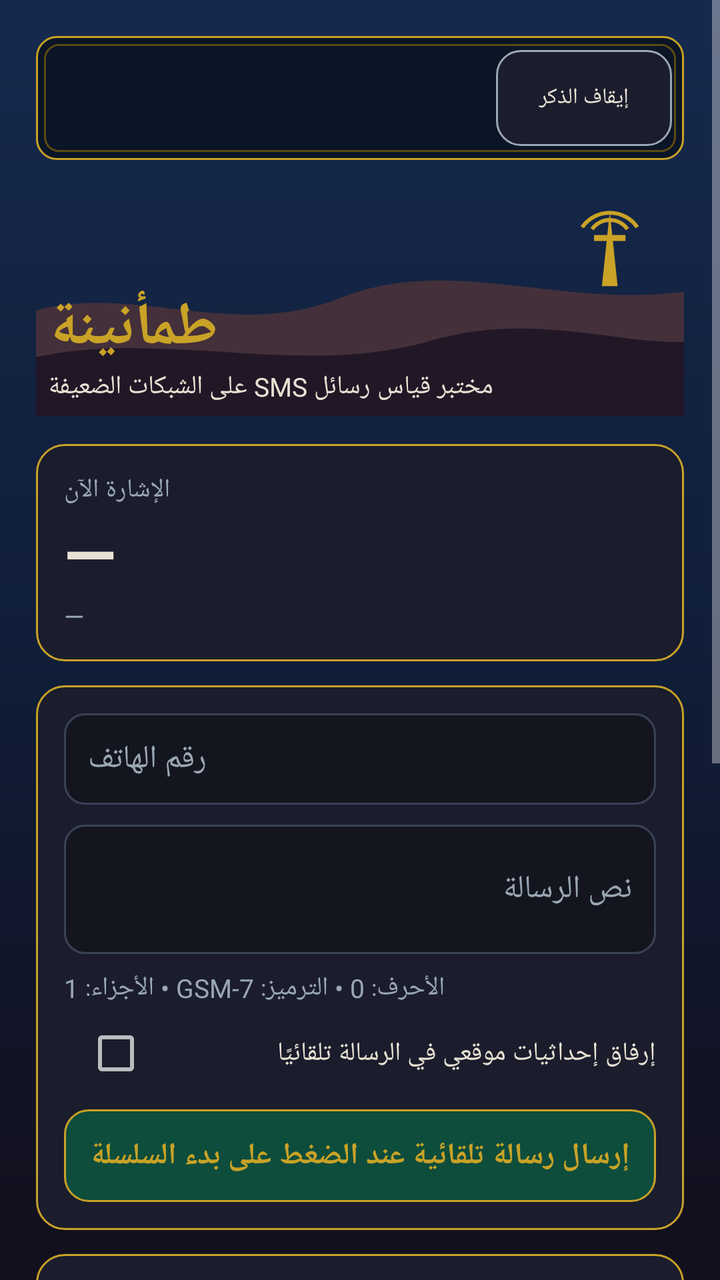
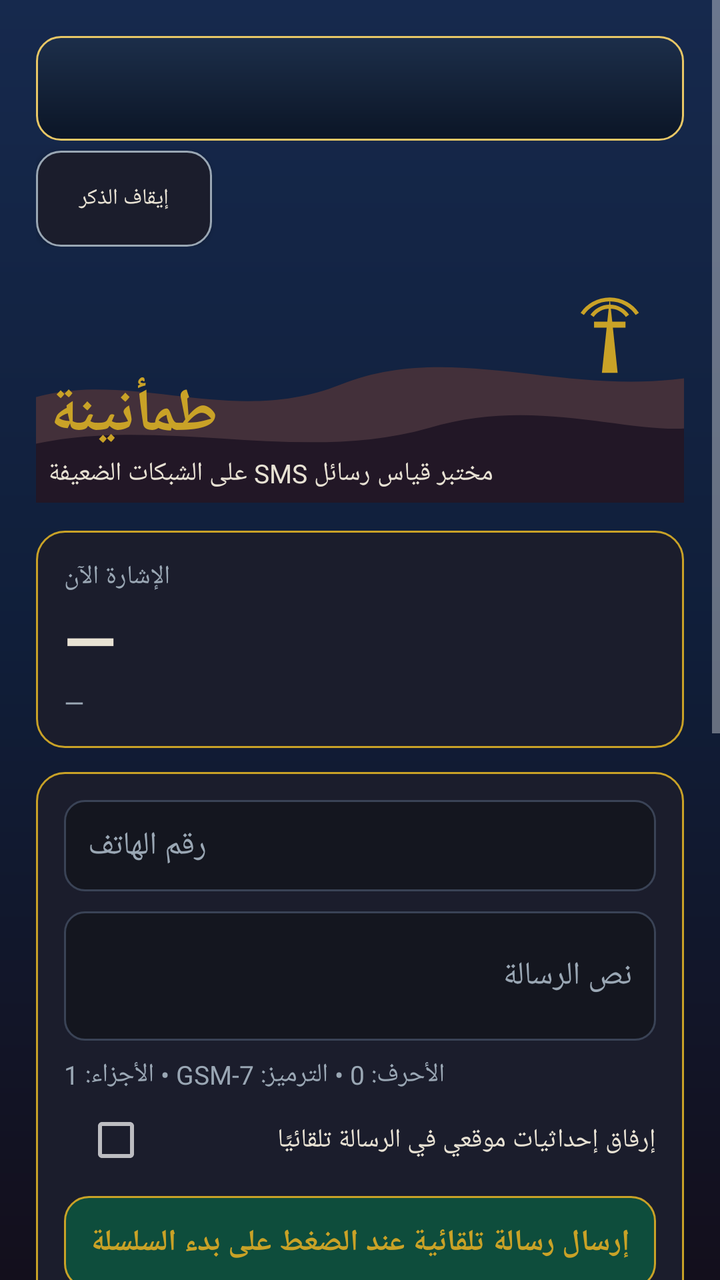

Compare the two renders of this Android layout. The source of the first and the diff that turns it into the second are given below.
<!-- AndroidManifest.xml: application theme AppTheme -->
<!-- res/layout/activity_main.xml -->
<?xml version="1.0" encoding="utf-8"?>
<ScrollView xmlns:android="http://schemas.android.com/apk/res/android"
    android:layout_width="match_parent"
    android:layout_height="match_parent"
    android:background="@drawable/bg_gradient"
    android:fillViewport="true">

    <LinearLayout
        android:layout_width="match_parent"
        android:layout_height="wrap_content"
        android:orientation="vertical"
        android:padding="18dp">

        <LinearLayout
            android:layout_width="match_parent"
            android:layout_height="wrap_content"
            android:layout_marginBottom="10dp"
            android:background="@drawable/dhikr_bar"
            android:gravity="center_vertical"
            android:orientation="horizontal"
            android:paddingStart="12dp"
            android:paddingTop="7dp"
            android:paddingEnd="6dp"
            android:paddingBottom="7dp">

            <TextView
                android:id="@+id/dhikrText"
                android:layout_width="0dp"
                android:layout_height="wrap_content"
                android:layout_weight="1"
                android:alpha="0"
                android:gravity="center"
                android:shadowColor="#C9A227"
                android:shadowDx="0"
                android:shadowDy="0"
                android:shadowRadius="9"
                android:text=""
                android:textColor="@color/gold"
                android:textSize="19sp"
                android:textStyle="bold" />

            <Button
                android:id="@+id/dhikrToggle"
                android:layout_width="wrap_content"
                android:layout_height="wrap_content"
                android:background="@drawable/btn_ghost"
                android:text="إيقاف الذكر"
                android:textColor="@color/ink"
                android:textSize="11sp" />
        </LinearLayout>

        <FrameLayout
            android:layout_width="match_parent"
            android:layout_height="118dp">

            <ImageView
                android:layout_width="match_parent"
                android:layout_height="match_parent"
                android:src="@drawable/dunes"
                android:scaleType="centerCrop"
                android:contentDescription="@null" />

            <LinearLayout
                android:layout_width="match_parent"
                android:layout_height="wrap_content"
                android:layout_gravity="bottom|start"
                android:orientation="vertical"
                android:padding="6dp">

                <TextView
                    android:layout_width="wrap_content"
                    android:layout_height="wrap_content"
                    android:text="طمأنينة"
                    android:textColor="@color/gold"
                    android:textSize="30sp"
                    android:textStyle="bold" />

                <TextView
                    android:layout_width="wrap_content"
                    android:layout_height="wrap_content"
                    android:text="مختبر قياس رسائل SMS على الشبكات الضعيفة"
                    android:textColor="@color/ink"
                    android:textSize="13sp" />
            </LinearLayout>
        </FrameLayout>

        <LinearLayout
            android:layout_width="match_parent"
            android:layout_height="wrap_content"
            android:orientation="vertical"
            android:background="@drawable/panel"
            android:padding="14dp"
            android:layout_marginTop="14dp">

            <TextView
                android:layout_width="wrap_content"
                android:layout_height="wrap_content"
                android:text="الإشارة الآن"
                android:textColor="@color/muted"
                android:textSize="13sp" />

            <TextView
                android:id="@+id/signalDbm"
                android:layout_width="wrap_content"
                android:layout_height="wrap_content"
                android:text="—"
                android:textColor="@color/ink"
                android:textSize="34sp"
                android:textStyle="bold" />

            <TextView
                android:id="@+id/signalMeta"
                android:layout_width="wrap_content"
                android:layout_height="wrap_content"
                android:text="—"
                android:textColor="@color/muted"
                android:textSize="13sp" />
        </LinearLayout>

        <LinearLayout
            android:layout_width="match_parent"
            android:layout_height="wrap_content"
            android:orientation="vertical"
            android:background="@drawable/panel"
            android:padding="14dp"
            android:layout_marginTop="12dp">

            <EditText
                android:id="@+id/phoneInput"
                android:layout_width="match_parent"
                android:layout_height="wrap_content"
                android:background="@drawable/input_bg"
                android:padding="12dp"
                android:hint="رقم الهاتف"
                android:textColorHint="@color/muted"
                android:textColor="@color/ink"
                android:inputType="phone"
                android:textSize="16sp" />

            <EditText
                android:id="@+id/messageInput"
                android:layout_width="match_parent"
                android:layout_height="wrap_content"
                android:background="@drawable/input_bg"
                android:padding="12dp"
                android:layout_marginTop="10dp"
                android:hint="نص الرسالة"
                android:textColorHint="@color/muted"
                android:textColor="@color/ink"
                android:inputType="textMultiLine"
                android:minLines="2"
                android:textSize="16sp" />

            <TextView
                android:id="@+id/charInfo"
                android:layout_width="wrap_content"
                android:layout_height="wrap_content"
                android:layout_marginTop="8dp"
                android:text="الأحرف: 0 • الترميز: GSM-7 • الأجزاء: 1"
                android:textColor="@color/muted"
                android:textSize="13sp" />

            <LinearLayout
                android:layout_width="match_parent"
                android:layout_height="wrap_content"
                android:orientation="horizontal"
                android:layout_marginTop="8dp">

                <CheckBox
                    android:id="@+id/attachLocCheck"
                    android:layout_width="0dp"
                    android:layout_height="wrap_content"
                    android:layout_weight="1"
                    android:layout_marginStart="10dp"
                    android:text="إرفاق إحداثيات موقعي في الرسالة تلقائيًا"
                    android:textColor="@color/ink"
                    android:textSize="13sp" />
            </LinearLayout>

            <TextView
                android:id="@+id/sendBanner"
                android:layout_width="match_parent"
                android:layout_height="wrap_content"
                android:layout_marginTop="12dp"
                android:background="@drawable/banner_emerald"
                android:padding="13dp"
                android:gravity="center"
                android:text="إرسال رسالة تلقائية عند الضغط على بدء السلسلة"
                android:textColor="@color/gold"
                android:textSize="15sp"
                android:textStyle="bold" />
        </LinearLayout>

        <LinearLayout
            android:layout_width="match_parent"
            android:layout_height="wrap_content"
            android:orientation="vertical"
            android:background="@drawable/panel"
            android:padding="14dp"
            android:layout_marginTop="12dp">

            <TextView
                android:layout_width="wrap_content"
                android:layout_height="wrap_content"
                android:text="سلسلة اختبار متكرر (فاصل 15 ثانية بين المحاولات)"
                android:textColor="@color/ink"
                android:textSize="15sp" />

            <LinearLayout
                android:layout_width="match_parent"
                android:layout_height="wrap_content"
                android:orientation="horizontal"
                android:layout_marginTop="10dp">

                <EditText
                    android:id="@+id/seriesCount"
                    android:layout_width="86dp"
                    android:layout_height="wrap_content"
                    android:background="@drawable/input_bg"
                    android:padding="10dp"
                    android:text="10"
                    android:textColor="@color/ink"
                    android:inputType="number"
                    android:textSize="16sp" />

                <Button
                    android:id="@+id/seriesBtn"
                    android:layout_width="0dp"
                    android:layout_height="wrap_content"
                    android:layout_weight="1"
                    android:layout_marginStart="10dp"
                    android:background="@drawable/btn_ghost"
                    android:text="بدء السلسلة"
                    android:textColor="@color/gold"
                    android:textSize="15sp" />

                <Button
                    android:id="@+id/seriesStopBtn"
                    android:layout_width="wrap_content"
                    android:layout_height="wrap_content"
                    android:layout_marginStart="10dp"
                    android:background="@drawable/btn_ghost"
                    android:text="إيقاف"
                    android:textColor="@color/ink"
                    android:textSize="15sp" />
            </LinearLayout>

            <CheckBox
                android:id="@+id/stopOnSuccessCheck"
                android:layout_width="wrap_content"
                android:layout_height="wrap_content"
                android:layout_marginTop="8dp"
                android:text="إيقاف عند أول نجاح (وضع الوصول — للقياس أبقِه مطفأً)"
                android:textColor="@color/ink"
                android:textSize="13sp" />
        </LinearLayout>

        <TextView
            android:id="@+id/statusInfo"
            android:layout_width="match_parent"
            android:layout_height="wrap_content"
            android:layout_marginTop="14dp"
            android:text=""
            android:textColor="@color/gold"
            android:textSize="15sp" />

        <LinearLayout
            android:layout_width="match_parent"
            android:layout_height="wrap_content"
            android:orientation="vertical"
            android:background="@drawable/panel"
            android:padding="14dp"
            android:layout_marginTop="10dp">

            <TextView
                android:layout_width="wrap_content"
                android:layout_height="wrap_content"
                android:text="النتائج"
                android:textColor="@color/muted"
                android:textSize="13sp" />

            <TextView
                android:id="@+id/statsInfo"
                android:layout_width="match_parent"
                android:layout_height="wrap_content"
                android:layout_marginTop="4dp"
                android:text="لا محاولات مسجلة بعد"
                android:textColor="@color/ink"
                android:textSize="14sp" />
        </LinearLayout>

        <LinearLayout
            android:layout_width="match_parent"
            android:layout_height="wrap_content"
            android:orientation="vertical"
            android:background="@drawable/panel"
            android:padding="14dp"
            android:layout_marginTop="12dp">

            <TextView
                android:layout_width="wrap_content"
                android:layout_height="wrap_content"
                android:text="سجل المحاولات"
                android:textColor="@color/muted"
                android:textSize="13sp" />

            <TextView
                android:id="@+id/logInfo"
                android:layout_width="match_parent"
                android:layout_height="wrap_content"
                android:layout_marginTop="4dp"
                android:text="—"
                android:textColor="@color/ink"
                android:textSize="12sp" />
        </LinearLayout>

        <LinearLayout
            android:layout_width="match_parent"
            android:layout_height="wrap_content"
            android:orientation="horizontal"
            android:layout_marginTop="12dp">

            <Button
                android:id="@+id/exportBtn"
                android:layout_width="0dp"
                android:layout_height="wrap_content"
                android:layout_weight="1"
                android:background="@drawable/btn_ghost"
                android:text="تصدير CSV"
                android:textColor="@color/gold"
                android:textSize="15sp" />

            <Button
                android:id="@+id/clearBtn"
                android:layout_width="0dp"
                android:layout_height="wrap_content"
                android:layout_weight="1"
                android:layout_marginStart="10dp"
                android:background="@drawable/btn_ghost"
                android:text="مسح السجل"
                android:textColor="@color/ink"
                android:textSize="15sp" />
        </LinearLayout>

        <TextView
            android:layout_width="match_parent"
            android:layout_height="wrap_content"
            android:layout_marginTop="16dp"
            android:gravity="center"
            android:text="طمأنينة • يقيس ولا يدّعي التسريع — الأزمنة كما تقيسها الشبكة نفسها"
            android:textColor="@color/muted"
            android:textSize="11sp" />

    </LinearLayout>
</ScrollView>
<!-- resources referenced by this layout -->
<resources>
  <color name="gold">#C9A227</color>
  <color name="ink">#E8E2D4</color>
  <color name="muted">#9AA7B4</color>
  <!-- drawable banner_emerald (drawable) -->
  <?xml version="1.0" encoding="utf-8"?>
  <shape xmlns:android="http://schemas.android.com/apk/res/android"
      android:shape="rectangle">
      <corners android:radius="12dp" />
      <solid android:color="#0E4D3C" />
      <stroke android:width="1dp" android:color="#C9A227" />
  </shape>
  <!-- drawable bg_gradient (drawable) -->
  <?xml version="1.0" encoding="utf-8"?>
  <shape xmlns:android="http://schemas.android.com/apk/res/android"
      android:shape="rectangle">
      <gradient
          android:angle="270"
          android:startColor="#16294D"
          android:centerColor="#101E39"
          android:endColor="#130F1C" />
  </shape>
  <!-- drawable btn_ghost (drawable) -->
  <?xml version="1.0" encoding="utf-8"?>
  <shape xmlns:android="http://schemas.android.com/apk/res/android"
      android:shape="rectangle">
      <corners android:radius="12dp" />
      <solid android:color="#1B1D2C" />
      <stroke android:width="1dp" android:color="#9AA7B4" />
  </shape>
  <!-- drawable dhikr_bar (drawable) -->
  <?xml version="1.0" encoding="utf-8"?>
  <layer-list xmlns:android="http://schemas.android.com/apk/res/android">
      <item>
          <shape android:shape="rectangle">
              <corners android:radius="10dp" />
              <solid android:color="#0B1526" />
              <stroke android:width="1dp" android:color="#C9A227" />
          </shape>
      </item>
      <item
          android:left="4dp"
          android:top="4dp"
          android:right="4dp"
          android:bottom="4dp">
          <shape android:shape="rectangle">
              <corners android:radius="7dp" />
              <solid android:color="#00000000" />
              <stroke android:width="1dp" android:color="#5C4A12" />
          </shape>
      </item>
  </layer-list>
  <!-- drawable input_bg (drawable) -->
  <?xml version="1.0" encoding="utf-8"?>
  <shape xmlns:android="http://schemas.android.com/apk/res/android"
      android:shape="rectangle">
      <corners android:radius="10dp" />
      <solid android:color="#14161F" />
      <stroke android:width="1dp" android:color="#3A4356" />
  </shape>
  <!-- drawable panel (drawable) -->
  <?xml version="1.0" encoding="utf-8"?>
  <shape xmlns:android="http://schemas.android.com/apk/res/android"
      android:shape="rectangle">
      <corners android:radius="14dp" />
      <solid android:color="#1B1D2C" />
      <stroke android:width="1dp" android:color="#C9A227" />
  </shape>
  <style name="AppTheme" parent="android:Theme.Material.NoActionBar">
          <item name="android:windowBackground">@drawable/bg_gradient</item>
          <item name="android:colorAccent">@color/gold</item>
          <item name="android:statusBarColor">@color/sky_deep</item>
          <item name="android:navigationBarColor">@color/abyss</item>
          <item name="android:windowLightStatusBar">false</item>
      </style>
  <color name="sky_deep">#101E39</color>
  <color name="abyss">#130F1C</color>
  <!-- unchanged entries left out for length: 1 -->
</resources>

<!-- the commit's change to res/layout/activity_main.xml (unified diff, before → after) -->
@@ -15,34 +15,36 @@
             android:layout_width="match_parent"
             android:layout_height="wrap_content"
             android:layout_marginBottom="10dp"
-            android:background="@drawable/dhikr_bar"
-            android:gravity="center_vertical"
-            android:orientation="horizontal"
-            android:paddingStart="12dp"
-            android:paddingTop="7dp"
-            android:paddingEnd="6dp"
-            android:paddingBottom="7dp">
-
-            <TextView
-                android:id="@+id/dhikrText"
-                android:layout_width="0dp"
-                android:layout_height="wrap_content"
-                android:layout_weight="1"
-                android:alpha="0"
-                android:gravity="center"
-                android:shadowColor="#C9A227"
-                android:shadowDx="0"
-                android:shadowDy="0"
-                android:shadowRadius="9"
-                android:text=""
-                android:textColor="@color/gold"
-                android:textSize="19sp"
-                android:textStyle="bold" />
+            android:orientation="vertical">
+
+            <FrameLayout
+                android:layout_width="match_parent"
+                android:layout_height="wrap_content"
+                android:background="@drawable/dhikr_bar"
+                android:padding="12dp">
+
+                <TextView
+                    android:id="@+id/dhikrText"
+                    android:layout_width="match_parent"
+                    android:layout_height="wrap_content"
+                    android:alpha="0"
+                    android:gravity="center"
+                    android:shadowColor="#FFC93C"
+                    android:shadowDx="0"
+                    android:shadowDy="0"
+                    android:shadowRadius="14"
+                    android:text=""
+                    android:textColor="#FFE066"
+                    android:textSize="21sp"
+                    android:textStyle="bold" />
+            </FrameLayout>
 
             <Button
                 android:id="@+id/dhikrToggle"
                 android:layout_width="wrap_content"
                 android:layout_height="wrap_content"
+                android:layout_gravity="start"
+                android:layout_marginTop="5dp"
                 android:background="@drawable/btn_ghost"
                 android:text="إيقاف الذكر"
                 android:textColor="@color/ink"
<!-- resource entries referenced after the edit -->
@@ -31,26 +31,16 @@
   </shape>
   <!-- drawable dhikr_bar (drawable) -->
   <?xml version="1.0" encoding="utf-8"?>
-  <layer-list xmlns:android="http://schemas.android.com/apk/res/android">
-      <item>
-          <shape android:shape="rectangle">
-              <corners android:radius="10dp" />
-              <solid android:color="#0B1526" />
-              <stroke android:width="1dp" android:color="#C9A227" />
-          </shape>
-      </item>
-      <item
-          android:left="4dp"
-          android:top="4dp"
-          android:right="4dp"
-          android:bottom="4dp">
-          <shape android:shape="rectangle">
-              <corners android:radius="7dp" />
-              <solid android:color="#00000000" />
-              <stroke android:width="1dp" android:color="#5C4A12" />
-          </shape>
-      </item>
-  </layer-list>
+  <shape xmlns:android="http://schemas.android.com/apk/res/android"
+      android:shape="rectangle">
+      <corners android:radius="12dp" />
+      <gradient
+          android:angle="270"
+          android:startColor="#1C2E4A"
+          android:centerColor="#142238"
+          android:endColor="#0B1526" />
+      <stroke android:width="1dp" android:color="#E8C766" />
+  </shape>
   <!-- drawable input_bg (drawable) -->
   <?xml version="1.0" encoding="utf-8"?>
   <shape xmlns:android="http://schemas.android.com/apk/res/android"
